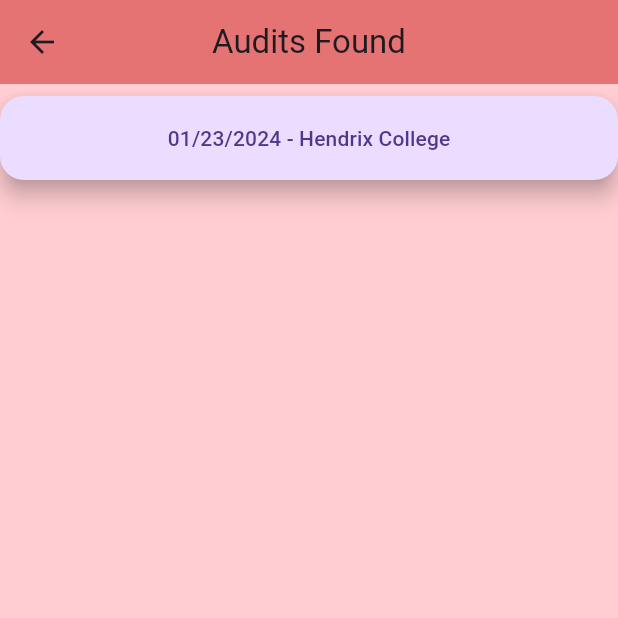
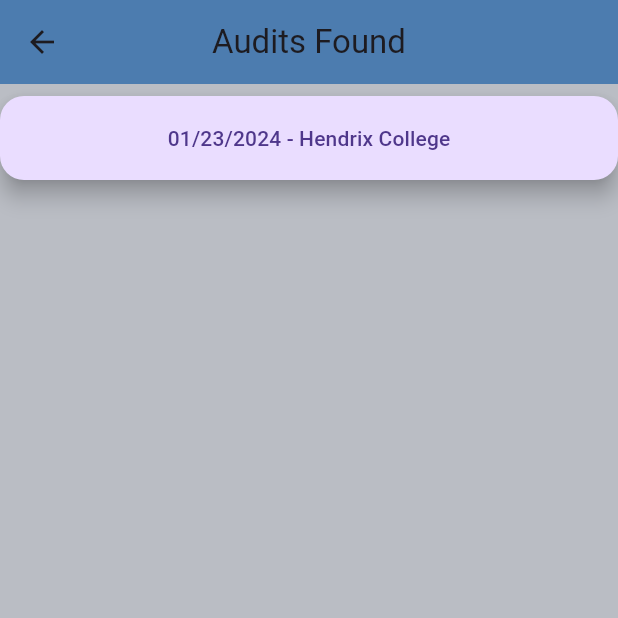
Before and after one commit to dylcarinc/Final-Project, a Flutter app: the screen it shows after launch, after a tap on "Go", on a phone screen of 412 x 824 dp, the top half of it. Run offline on Flutter 3.47's test engine with Material 3 defaults, Android fonts, the phone set to English and light mode, and no system bars; our stand-ins replace pie_chart.

Commit message:
changed app bar color and background color

```diff
--- a/school_audit_navigator/lib/AuditPage.dart
+++ b/school_audit_navigator/lib/AuditPage.dart
@@ -23,7 +23,7 @@ class _AuditPageState extends State<AuditPage> {
     return Scaffold(
       appBar: AppBar(
         title: const Text('Hendrix College'),
-        backgroundColor: Colors.red[300],
+        backgroundColor: const Color.fromARGB(255, 76, 124, 175),
         centerTitle: true,
       ),
       body: Column(
--- a/school_audit_navigator/lib/DetailsPage.dart
+++ b/school_audit_navigator/lib/DetailsPage.dart
@@ -15,7 +15,7 @@ class _DetailsPageState extends State<Detailspage> {
     return Scaffold(
       appBar: AppBar(
         title: const Text('Federal Spending on'),
-        backgroundColor: Colors.red[300],
+        backgroundColor: const Color.fromARGB(255, 76, 124, 175),
         centerTitle: true,
       ),
       body: const Column(
--- a/school_audit_navigator/lib/ResultsPage.dart
+++ b/school_audit_navigator/lib/ResultsPage.dart
@@ -14,7 +14,7 @@ class _ResultsPageState extends State<ResultsPage> {
     return Scaffold(
       appBar: AppBar(
         title: const Text('Audits Found'),
-        backgroundColor: Colors.red[300],
+        backgroundColor: const Color.fromARGB(255, 76, 124, 175),
         centerTitle: true,
       ),
       body: ListView(
--- a/school_audit_navigator/lib/main.dart
+++ b/school_audit_navigator/lib/main.dart
@@ -11,7 +11,7 @@ void main() {
     MaterialApp(
       home: const MyHomePage(title: "School Audit Navigator"),
       theme: ThemeData(
-        scaffoldBackgroundColor: Colors.red[100],
+        scaffoldBackgroundColor: const Color.fromARGB(255, 186, 189, 196),
       )
     ),
   );
@@ -38,7 +38,7 @@ class _MyHomePageState extends State<MyHomePage> {
     return Scaffold(
 
       appBar: AppBar(
-        backgroundColor: Colors.red[300],
+        backgroundColor: const Color.fromARGB(255, 76, 124, 175),
         title: Text(widget.title),
       ),
 
```
